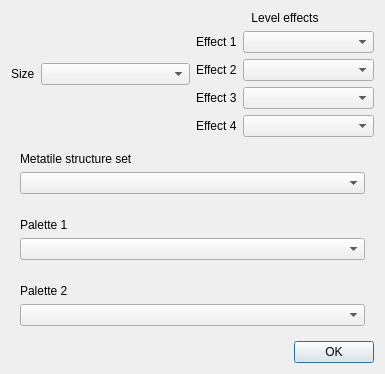
The window that libtales-qt/levelpropertiesdialog.ui (suppertails66/tales) describes before a commit, drawn with Qt 5.
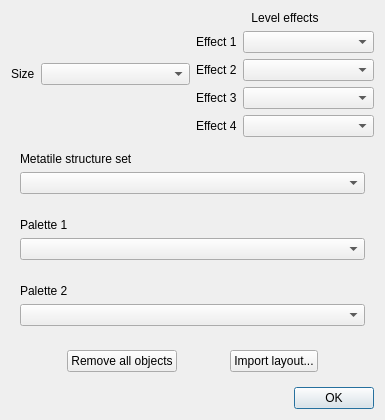
The same window after the commit.

Commit message: Add layout import dialog

```diff
--- a/libtales-qt/levelpropertiesdialog.ui
+++ b/libtales-qt/levelpropertiesdialog.ui
@@ -7,7 +7,7 @@
     <x>0</x>
     <y>0</y>
     <width>385</width>
-    <height>332</height>
+    <height>367</height>
    </rect>
   </property>
   <property name="windowTitle">
@@ -208,6 +208,38 @@
      </layout>
     </widget>
    </item>
+   <item>
+    <widget class="QWidget" name="widget_4" native="true">
+     <layout class="QHBoxLayout" name="horizontalLayout_7">
+      <item>
+       <widget class="QPushButton" name="removeAllObjectsButton">
+        <property name="sizePolicy">
+         <sizepolicy hsizetype="Maximum" vsizetype="Fixed">
+          <horstretch>0</horstretch>
+          <verstretch>0</verstretch>
+         </sizepolicy>
+        </property>
+        <property name="text">
+         <string>Remove all objects</string>
+        </property>
+       </widget>
+      </item>
+      <item>
+       <widget class="QPushButton" name="importObjectLayoutButton">
+        <property name="sizePolicy">
+         <sizepolicy hsizetype="Maximum" vsizetype="Fixed">
+          <horstretch>0</horstretch>
+          <verstretch>0</verstretch>
+         </sizepolicy>
+        </property>
+        <property name="text">
+         <string>Import layout...</string>
+        </property>
+       </widget>
+      </item>
+     </layout>
+    </widget>
+   </item>
    <item>
     <widget class="QDialogButtonBox" name="buttonBox">
      <property name="orientation">
```
The commit also changes 5 other files.
